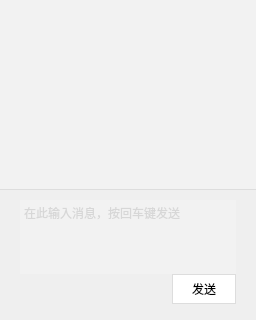
Old version of the form TXCloudRoom/UI/IMPanel.ui in the repository TencentVideoCloudMLVBDev/webexe_exe_source; both pictures show x 0 to 256 and y 380 to 700 of the 256 by 700 pixel window.
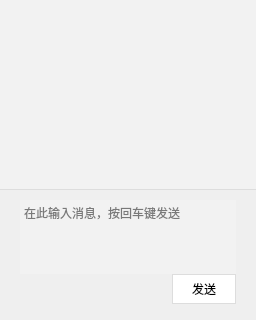
New version of the form. Custom widgets are drawn as their Qt base class.

What changed in the file:
```diff
--- a/TXCloudRoom/UI/IMPanel.ui
+++ b/TXCloudRoom/UI/IMPanel.ui
@@ -190,7 +190,6 @@
 	border: none;
 	background: #f2f2f2;
 	font: 9pt &quot;Microsoft YaHei&quot;;
-	color: #bbbbbb;
 }</string>
        </property>
        <property name="placeholderText">
```
